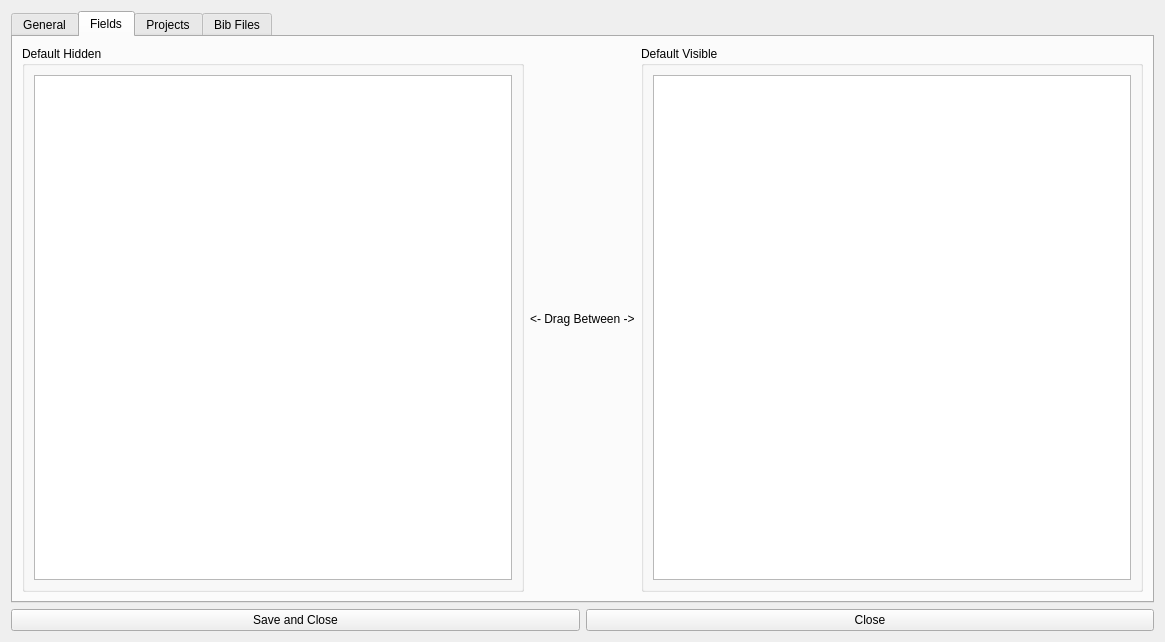
Before: the Qt Designer form lib/layout_settings_dialog.ui in elansegarra/ArDa, drawn with Qt 5.
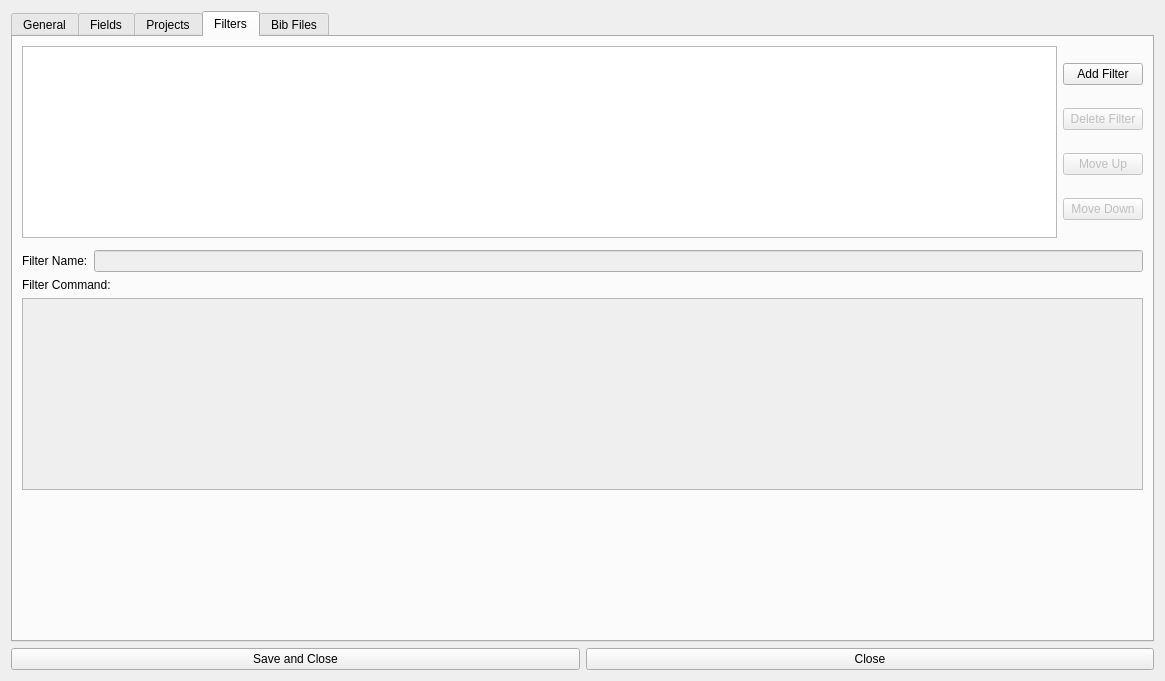
After: the same form once the commit is applied.

Commit message: Added widgets and layout to the custom filter tab in the settings dialog.

Patch:
```diff
--- a/lib/layout_settings_dialog.ui
+++ b/lib/layout_settings_dialog.ui
@@ -7,7 +7,7 @@
     <x>0</x>
     <y>0</y>
     <width>1165</width>
-    <height>642</height>
+    <height>681</height>
    </rect>
   </property>
   <property name="windowTitle">
@@ -17,7 +17,7 @@
    <item>
     <widget class="QTabWidget" name="tabWidget">
      <property name="currentIndex">
-      <number>1</number>
+      <number>3</number>
      </property>
      <widget class="QWidget" name="tabWidgetPage1">
       <attribute name="title">
@@ -367,6 +367,132 @@
        </property>
       </widget>
      </widget>
+     <widget class="QWidget" name="tab">
+      <attribute name="title">
+       <string>Filters</string>
+      </attribute>
+      <layout class="QVBoxLayout" name="verticalLayout_4">
+       <item>
+        <layout class="QHBoxLayout" name="horizontalLayout_6">
+         <item>
+          <widget class="QListWidget" name="listWidget_CustomFilters">
+           <property name="editTriggers">
+            <set>QAbstractItemView::NoEditTriggers</set>
+           </property>
+           <property name="dragEnabled">
+            <bool>false</bool>
+           </property>
+           <property name="dragDropMode">
+            <enum>QAbstractItemView::NoDragDrop</enum>
+           </property>
+           <property name="defaultDropAction">
+            <enum>Qt::MoveAction</enum>
+           </property>
+          </widget>
+         </item>
+         <item>
+          <layout class="QVBoxLayout" name="verticalLayout_5">
+           <item>
+            <widget class="QPushButton" name="pushButton_AddFilter">
+             <property name="text">
+              <string>Add Filter</string>
+             </property>
+            </widget>
+           </item>
+           <item>
+            <widget class="QPushButton" name="pushButton_DeleteFilter">
+             <property name="enabled">
+              <bool>false</bool>
+             </property>
+             <property name="text">
+              <string>Delete Filter</string>
+             </property>
+            </widget>
+           </item>
+           <item>
+            <widget class="QPushButton" name="pushButton_MoveFilterUp">
+             <property name="enabled">
+              <bool>false</bool>
+             </property>
+             <property name="text">
+              <string>Move Up</string>
+             </property>
+            </widget>
+           </item>
+           <item>
+            <widget class="QPushButton" name="pushButton_MoveFilterDown">
+             <property name="enabled">
+              <bool>false</bool>
+             </property>
+             <property name="text">
+              <string>Move Down</string>
+             </property>
+            </widget>
+           </item>
+          </layout>
+         </item>
+        </layout>
+       </item>
+       <item>
+        <widget class="QWidget" name="widget" native="true"/>
+       </item>
+       <item>
+        <layout class="QHBoxLayout" name="horizontalLayout_5">
+         <item>
+          <widget class="QLabel" name="label_10">
+           <property name="text">
+            <string>Filter Name:</string>
+           </property>
+          </widget>
+         </item>
+         <item>
+          <widget class="QLineEdit" name="lineEdit_FilterNameField">
+           <property name="enabled">
+            <bool>false</bool>
+           </property>
+          </widget>
+         </item>
+        </layout>
+       </item>
+       <item>
+        <widget class="QLabel" name="label_2">
+         <property name="text">
+          <string>Filter Command:</string>
+         </property>
+        </widget>
+       </item>
+       <item>
+        <widget class="QPlainTextEdit" name="plainTextEdit_FilterCommand">
+         <property name="enabled">
+          <bool>false</bool>
+         </property>
+        </widget>
+       </item>
+       <item>
+        <widget class="QFrame" name="frame">
+         <property name="frameShape">
+          <enum>QFrame::StyledPanel</enum>
+         </property>
+         <property name="frameShadow">
+          <enum>QFrame::Raised</enum>
+         </property>
+        </widget>
+       </item>
+       <item>
+        <spacer name="verticalSpacer_4">
+         <property name="orientation">
+          <enum>Qt::Vertical</enum>
+         </property>
+         <property name="sizeHint" stdset="0">
+          <size>
+           <width>20</width>
+           <height>40</height>
+          </size>
+         </property>
+        </spacer>
+       </item>
+      </layout>
+     </widget>
      <widget class="QWidget" name="tabWidgetPage4">
       <attribute name="title">
        <string>Bib Files</string>
```
The commit also changes 1 other file.
